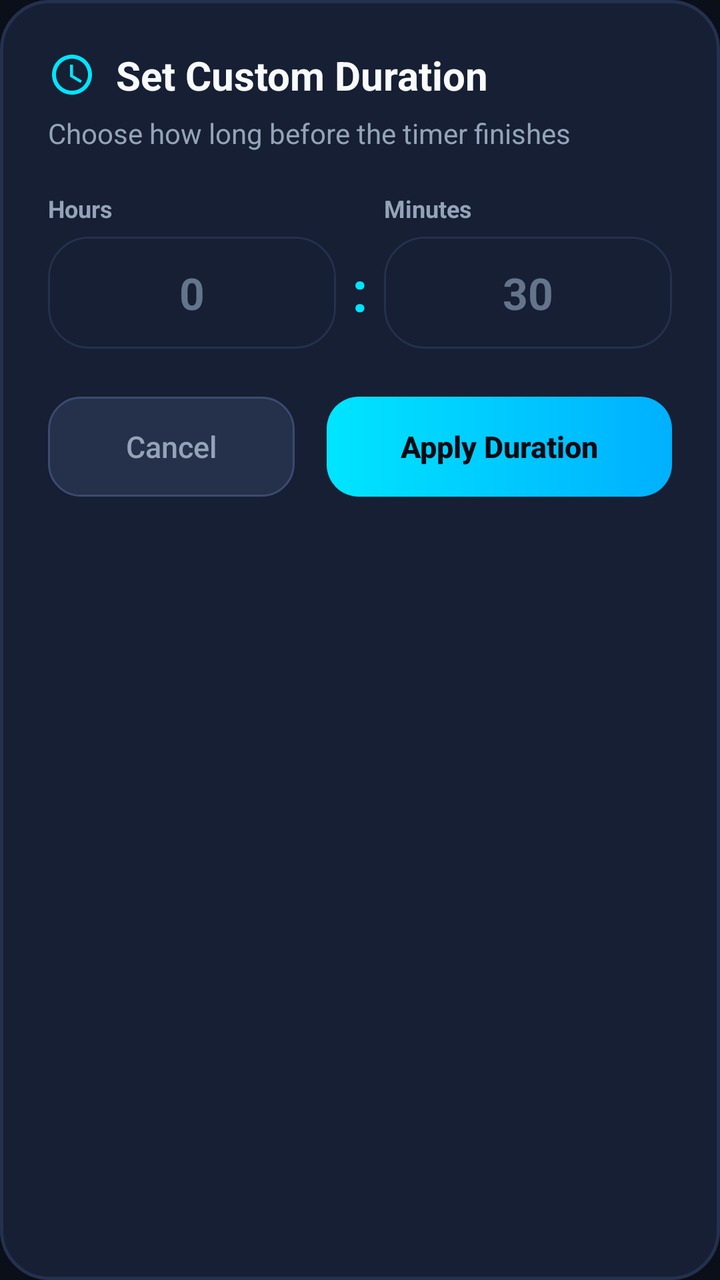
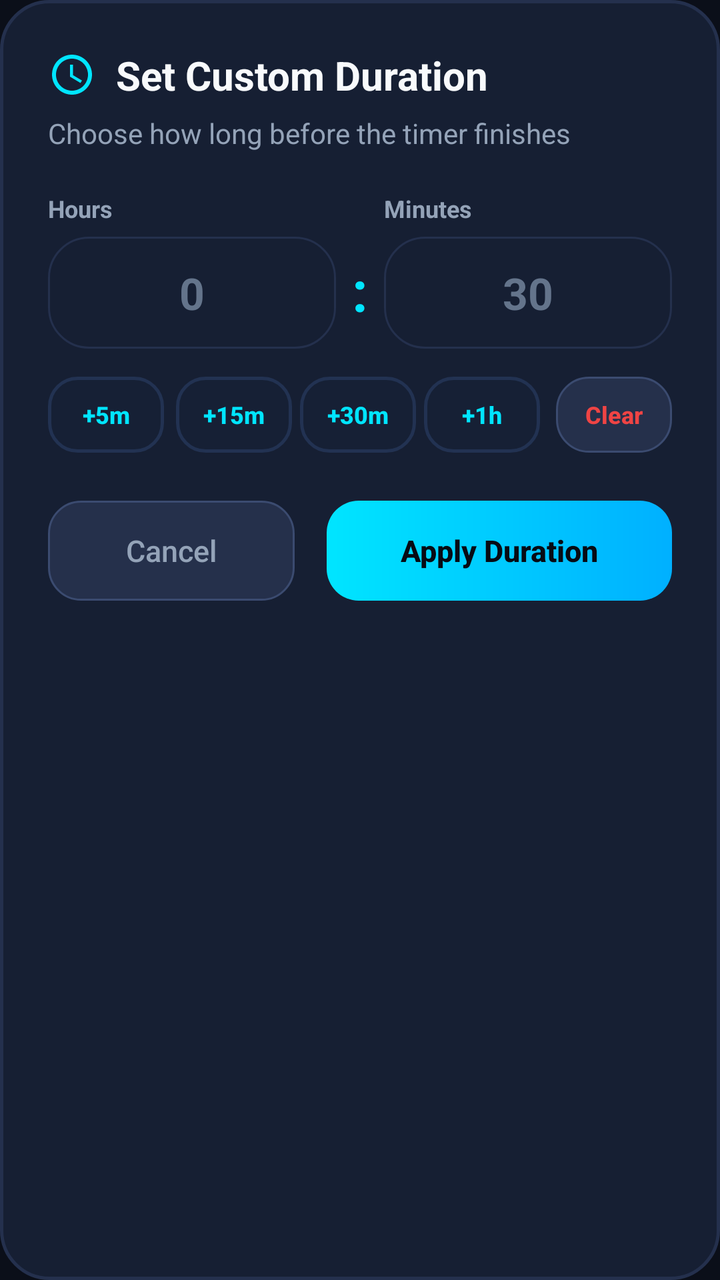

Before-and-after screenshots of an Android layout around one commit, followed by the original layout XML and the change that was made.
<!-- AndroidManifest.xml: application theme Theme.SmartSleepTimer -->
<!-- res/layout/dialog_custom_duration.xml -->
<?xml version="1.0" encoding="utf-8"?>
<LinearLayout xmlns:android="http://schemas.android.com/apk/res/android"
    android:layout_width="match_parent"
    android:layout_height="wrap_content"
    android:background="@drawable/bg_dialog"
    android:orientation="vertical"
    android:padding="24dp">

    
    <LinearLayout
        android:layout_width="wrap_content"
        android:layout_height="wrap_content"
        android:gravity="center_vertical"
        android:orientation="horizontal">

        <ImageView
            android:layout_width="24dp"
            android:layout_height="24dp"
            android:contentDescription="@string/dialog_custom_title"
            android:src="@drawable/ic_edit_time" />

        <TextView
            android:layout_width="wrap_content"
            android:layout_height="wrap_content"
            android:layout_marginStart="10dp"
            android:text="@string/dialog_custom_title"
            android:textColor="@color/text_primary"
            android:textSize="20sp"
            android:textStyle="bold" />
    </LinearLayout>

    <TextView
        android:layout_width="wrap_content"
        android:layout_height="wrap_content"
        android:layout_marginTop="6dp"
        android:text="@string/dialog_custom_subtitle"
        android:textColor="@color/text_secondary"
        android:textSize="14sp" />

    
    <LinearLayout
        android:layout_width="match_parent"
        android:layout_height="wrap_content"
        android:layout_marginTop="20dp"
        android:baselineAligned="false"
        android:gravity="center"
        android:orientation="horizontal">

        
        <LinearLayout
            android:layout_width="0dp"
            android:layout_height="wrap_content"
            android:layout_weight="1"
            android:orientation="vertical">

            <TextView
                android:layout_width="wrap_content"
                android:layout_height="wrap_content"
                android:text="@string/hours_label"
                android:textColor="@color/text_secondary"
                android:textSize="12sp"
                android:textStyle="bold" />

            <EditText
                android:id="@+id/etHours"
                android:layout_width="match_parent"
                android:layout_height="56dp"
                android:layout_marginTop="6dp"
                android:background="@drawable/bg_card_rounded"
                android:gravity="center"
                android:hint="@string/hint_hours"
                android:inputType="number"
                android:maxLength="2"
                android:textColor="@color/text_primary"
                android:textColorHint="@color/text_tertiary"
                android:textSize="22sp"
                android:textStyle="bold" />
        </LinearLayout>

        <TextView
            android:layout_width="wrap_content"
            android:layout_height="wrap_content"
            android:layout_gravity="center"
            android:layout_marginStart="8dp"
            android:layout_marginTop="10dp"
            android:layout_marginEnd="8dp"
            android:text=":"
            android:textColor="@color/primary_accent"
            android:textSize="28sp"
            android:textStyle="bold" />

        
        <LinearLayout
            android:layout_width="0dp"
            android:layout_height="wrap_content"
            android:layout_weight="1"
            android:orientation="vertical">

            <TextView
                android:layout_width="wrap_content"
                android:layout_height="wrap_content"
                android:text="@string/minutes_label"
                android:textColor="@color/text_secondary"
                android:textSize="12sp"
                android:textStyle="bold" />

            <EditText
                android:id="@+id/etMinutes"
                android:layout_width="match_parent"
                android:layout_height="56dp"
                android:layout_marginTop="6dp"
                android:background="@drawable/bg_card_rounded"
                android:gravity="center"
                android:hint="@string/hint_minutes"
                android:inputType="number"
                android:maxLength="2"
                android:textColor="@color/text_primary"
                android:textColorHint="@color/text_tertiary"
                android:textSize="22sp"
                android:textStyle="bold" />
        </LinearLayout>

    </LinearLayout>

    
    <TextView
        android:id="@+id/tvErrorMessage"
        android:layout_width="match_parent"
        android:layout_height="wrap_content"
        android:layout_marginTop="10dp"
        android:gravity="center"
        android:textColor="@color/btn_cancel_text"
        android:textSize="12sp"
        android:visibility="gone" />

    
    <LinearLayout
        android:layout_width="match_parent"
        android:layout_height="wrap_content"
        android:layout_marginTop="24dp"
        android:orientation="horizontal">

        <Button
            android:id="@+id/btnDialogCancel"
            style="?android:attr/borderlessButtonStyle"
            android:layout_width="0dp"
            android:layout_height="50dp"
            android:layout_marginEnd="8dp"
            android:layout_weight="1"
            android:background="@drawable/bg_button_cancel"
            android:text="@string/dialog_cancel"
            android:textAllCaps="false"
            android:textColor="@color/text_secondary"
            android:textSize="15sp" />

        <Button
            android:id="@+id/btnDialogApply"
            style="?android:attr/borderlessButtonStyle"
            android:layout_width="0dp"
            android:layout_height="50dp"
            android:layout_marginStart="8dp"
            android:layout_weight="1.4"
            android:background="@drawable/bg_button_start"
            android:text="@string/dialog_apply"
            android:textAllCaps="false"
            android:textColor="@color/btn_start_text"
            android:textSize="15sp"
            android:textStyle="bold" />
    </LinearLayout>

</LinearLayout>
<!-- resources referenced by this layout -->
<resources>
  <color name="btn_cancel_text">#EF4444</color>
  <color name="btn_start_text">#070B14</color>
  <color name="primary_accent">#00E5FF</color>
  <color name="text_primary">#F8FAFC</color>
  <color name="text_secondary">#94A3B8</color>
  <color name="text_tertiary">#64748B</color>
  <!-- drawable bg_button_cancel (drawable) -->
  <?xml version="1.0" encoding="utf-8"?>
  <ripple xmlns:android="http://schemas.android.com/apk/res/android"
      android:color="#40EF4444">
      <item>
          <shape android:shape="rectangle">
              <solid android:color="@color/btn_cancel_bg" />
              <stroke
                  android:width="1dp"
                  android:color="@color/btn_cancel_stroke" />
              <corners android:radius="16dp" />
          </shape>
      </item>
  </ripple>
  <!-- drawable bg_button_start (drawable) -->
  <?xml version="1.0" encoding="utf-8"?>
  <ripple xmlns:android="http://schemas.android.com/apk/res/android"
      android:color="#40FFFFFF">
      <item>
          <shape android:shape="rectangle">
              <gradient
                  android:angle="0"
                  android:startColor="@color/primary_accent"
                  android:endColor="@color/primary_accent_variant" />
              <corners android:radius="16dp" />
          </shape>
      </item>
  </ripple>
  <!-- drawable bg_card_rounded (drawable) -->
  <?xml version="1.0" encoding="utf-8"?>
  <shape xmlns:android="http://schemas.android.com/apk/res/android"
      android:shape="rectangle">
      <solid android:color="@color/card_surface" />
      <stroke
          android:width="1dp"
          android:color="@color/card_surface_stroke" />
      <corners android:radius="20dp" />
  </shape>
  <!-- drawable bg_dialog (drawable) -->
  <?xml version="1.0" encoding="utf-8"?>
  <shape xmlns:android="http://schemas.android.com/apk/res/android"
      android:shape="rectangle">
      <solid android:color="@color/dialog_bg" />
      <stroke
          android:width="1.5dp"
          android:color="@color/card_surface_stroke" />
      <corners android:radius="24dp" />
  </shape>
  <string name="dialog_apply">Apply Duration</string>
  <string name="dialog_cancel">Cancel</string>
  <string name="dialog_custom_subtitle">Choose how long before the timer finishes</string>
  <string name="dialog_custom_title">Set Custom Duration</string>
  <string name="hint_hours">0</string>
  <string name="hint_minutes">30</string>
  <string name="hours_label">Hours</string>
  <string name="minutes_label">Minutes</string>
  <color name="btn_cancel_bg">#25304B</color>
  <color name="btn_cancel_stroke">#3B4B70</color>
  <color name="primary_accent_variant">#00B0FF</color>
  <color name="card_surface">#161F33</color>
  <color name="card_surface_stroke">#24304D</color>
  <color name="dialog_bg">#161F33</color>
  <color name="bg_dark">#0B0F19</color>
  <color name="secondary_accent">#7C4DFF</color>
  <color name="secondary_accent_variant">#651FFF</color>
  <color name="bg_dark_gradient_top">#111827</color>
  <color name="bg_dark_gradient_bottom">#070A10</color>
  <!-- unchanged entries left out for length: 2 -->
</resources>

<!-- the commit's change to res/layout/dialog_custom_duration.xml (unified diff, before → after) -->
@@ -69,6 +69,7 @@
                 android:background="@drawable/bg_card_rounded"
                 android:gravity="center"
                 android:hint="@string/hint_hours"
+                android:imeOptions="actionNext"
                 android:inputType="number"
                 android:maxLength="2"
                 android:textColor="@color/text_primary"
@@ -112,6 +113,7 @@
                 android:background="@drawable/bg_card_rounded"
                 android:gravity="center"
                 android:hint="@string/hint_minutes"
+                android:imeOptions="actionDone"
                 android:inputType="number"
                 android:maxLength="2"
                 android:textColor="@color/text_primary"
@@ -123,6 +125,87 @@
     </LinearLayout>
 
     
+    <LinearLayout
+        android:layout_width="match_parent"
+        android:layout_height="wrap_content"
+        android:layout_marginTop="14dp"
+        android:orientation="horizontal">
+
+        <Button
+            android:id="@+id/btnQuickAdd5m"
+            style="?android:attr/borderlessButtonStyle"
+            android:layout_width="0dp"
+            android:layout_height="38dp"
+            android:layout_marginEnd="4dp"
+            android:layout_weight="1"
+            android:background="@drawable/bg_preset_chip_unselected"
+            android:text="+5m"
+            android:textAllCaps="false"
+            android:textColor="@color/primary_accent"
+            android:textSize="12sp"
+            android:textStyle="bold" />
+
+        <Button
+            android:id="@+id/btnQuickAdd15m"
+            style="?android:attr/borderlessButtonStyle"
+            android:layout_width="0dp"
+            android:layout_height="38dp"
+            android:layout_marginStart="2dp"
+            android:layout_marginEnd="2dp"
+            android:layout_weight="1"
+            android:background="@drawable/bg_preset_chip_unselected"
+            android:text="+15m"
+            android:textAllCaps="false"
+            android:textColor="@color/primary_accent"
+            android:textSize="12sp"
+            android:textStyle="bold" />
+
+        <Button
+            android:id="@+id/btnQuickAdd30m"
+            style="?android:attr/borderlessButtonStyle"
+            android:layout_width="0dp"
+            android:layout_height="38dp"
+            android:layout_marginStart="2dp"
+            android:layout_marginEnd="2dp"
+            android:layout_weight="1"
+            android:background="@drawable/bg_preset_chip_unselected"
+            android:text="+30m"
+            android:textAllCaps="false"
+            android:textColor="@color/primary_accent"
+            android:textSize="12sp"
+            android:textStyle="bold" />
+
+        <Button
+            android:id="@+id/btnQuickAdd1h"
+            style="?android:attr/borderlessButtonStyle"
+            android:layout_width="0dp"
+            android:layout_height="38dp"
+            android:layout_marginStart="2dp"
+            android:layout_marginEnd="4dp"
+            android:layout_weight="1"
+            android:background="@drawable/bg_preset_chip_unselected"
+            android:text="+1h"
+            android:textAllCaps="false"
+            android:textColor="@color/primary_accent"
+            android:textSize="12sp"
+            android:textStyle="bold" />
+
+        <Button
+            android:id="@+id/btnQuickClear"
+            style="?android:attr/borderlessButtonStyle"
+            android:layout_width="0dp"
+            android:layout_height="38dp"
+            android:layout_marginStart="4dp"
+            android:layout_weight="1"
+            android:background="@drawable/bg_button_cancel"
+            android:text="Clear"
+            android:textAllCaps="false"
+            android:textColor="@color/btn_cancel_text"
+            android:textSize="12sp"
+            android:textStyle="bold" />
+    </LinearLayout>
+
+    
     <TextView
         android:id="@+id/tvErrorMessage"
         android:layout_width="match_parent"
<!-- resource entries referenced after the edit -->
@@ -54,6 +54,16 @@
           android:color="@color/card_surface_stroke" />
       <corners android:radius="24dp" />
   </shape>
+  <!-- drawable bg_preset_chip_unselected (drawable) -->
+  <?xml version="1.0" encoding="utf-8"?>
+  <shape xmlns:android="http://schemas.android.com/apk/res/android"
+      android:shape="rectangle">
+      <solid android:color="@color/chip_bg_unselected" />
+      <stroke
+          android:width="1.5dp"
+          android:color="@color/chip_stroke_unselected" />
+      <corners android:radius="14dp" />
+  </shape>
   <string name="dialog_apply">Apply Duration</string>
   <string name="dialog_cancel">Cancel</string>
   <string name="dialog_custom_subtitle">Choose how long before the timer finishes</string>
@@ -68,6 +78,8 @@
   <color name="card_surface">#161F33</color>
   <color name="card_surface_stroke">#24304D</color>
   <color name="dialog_bg">#161F33</color>
+  <color name="chip_bg_unselected">#162035</color>
+  <color name="chip_stroke_unselected">#223252</color>
   <color name="bg_dark">#0B0F19</color>
   <color name="secondary_accent">#7C4DFF</color>
   <color name="secondary_accent_variant">#651FFF</color>
